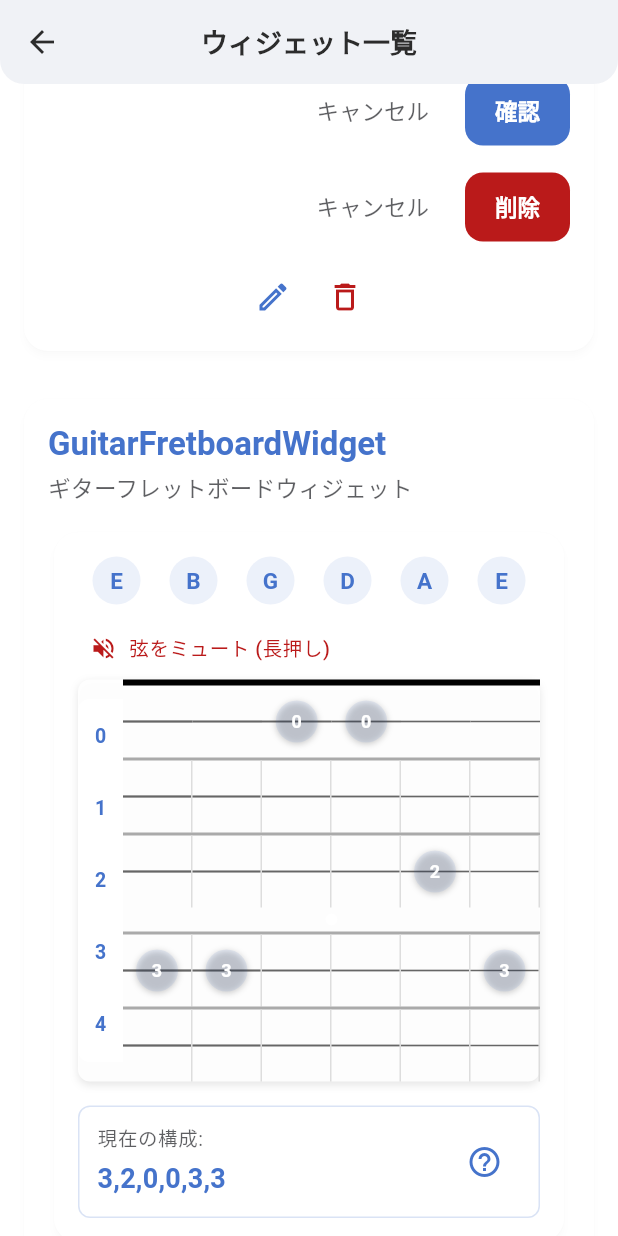
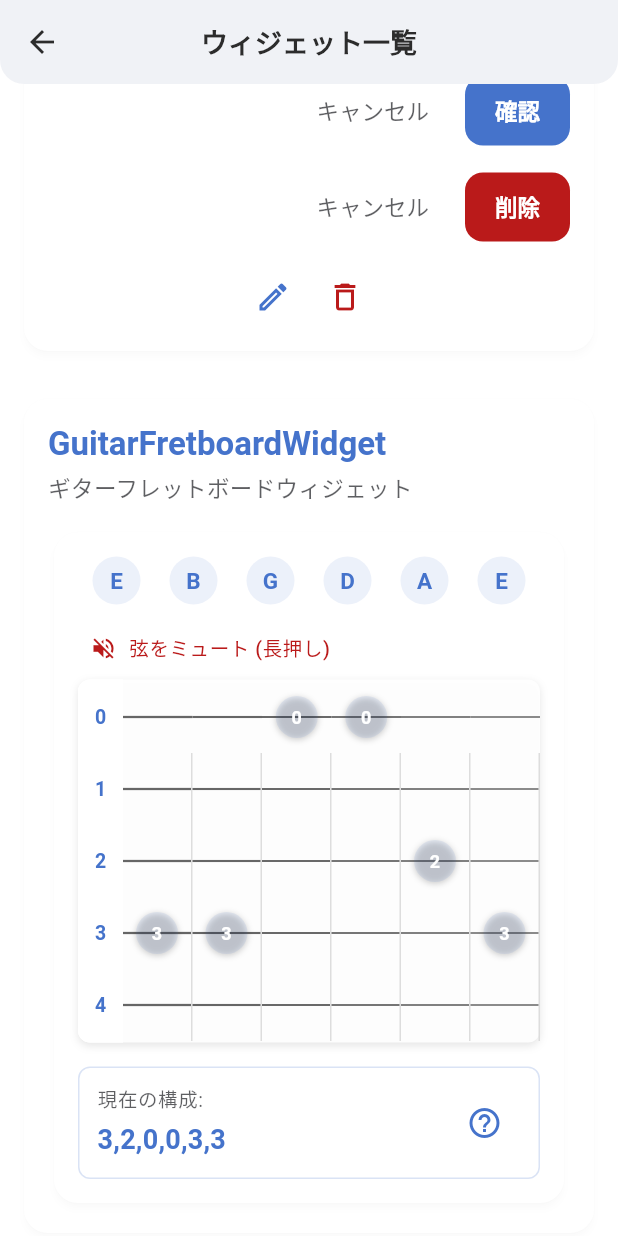
Before and after one commit to kabikira/tune_chord_sample, a Flutter app: the WidgetGallery screen opened directly, scrolled down 1152 dp, on a phone screen of 412 x 824 dp. Run offline on Flutter 3.47's test engine with Material 3 defaults, Android fonts, the light colour scheme and no system bars; our stand-ins replace drift, flutter_hooks, gap, go_router, hooks_riverpod, logger and 1 more; missing offline and left inert: sqlite3; accounts and stored records are empty; generated files the repository leaves out were written again.

Commit message:
レイアウト修正

```diff
--- a/lib/src/widgets/guitar_fretboard_widget.dart
+++ b/lib/src/widgets/guitar_fretboard_widget.dart
@@ -19,9 +19,10 @@ class TuningDisplayWidget extends StatelessWidget {
 
     return tuningAsync.when(
       data: (tuning) {
-        final stringNames = tuning.strings.contains(',')
-            ? tuning.strings.split(',')
-            : tuning.strings.split('');
+        final stringNames =
+            tuning.strings.contains(',')
+                ? tuning.strings.split(',')
+                : tuning.strings.split('');
         return Row(
           children: List.generate(stringCount, (stringIndex) {
             final reversedIndex = stringCount - 1 - stringIndex;
@@ -173,21 +174,8 @@ class FretWidget extends StatelessWidget {
 
     return Column(
       children: [
-        if (showFretMarker && !isFirstFret)
-          Container(
-            margin: const EdgeInsets.symmetric(vertical: 4),
-            width: 8,
-            height: 8,
-            decoration: BoxDecoration(
-              color: Colors.white.withValues(alpha: 0.8),
-              shape: BoxShape.circle,
-            ),
-          ),
-        Container(
-          width: double.infinity,
-          color: isFirstFret ? Colors.black : const Color(0xFFAAAAAA),
-          height: isFirstFret ? 4 : 2,
-        ),
+        if (showFretMarker && !isFirstFret) Container(),
+        Container(),
         Row(
           children: List.generate(stringCount, (stringIndex) {
             final reversedIndex = stringCount - 1 - stringIndex;
```
